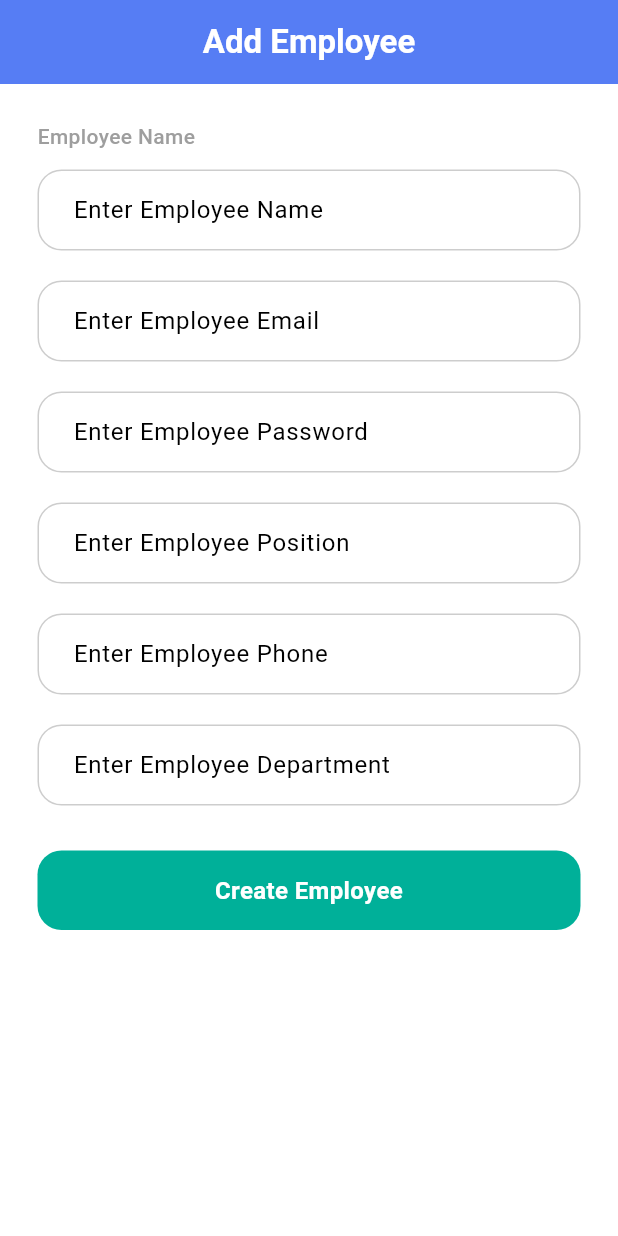
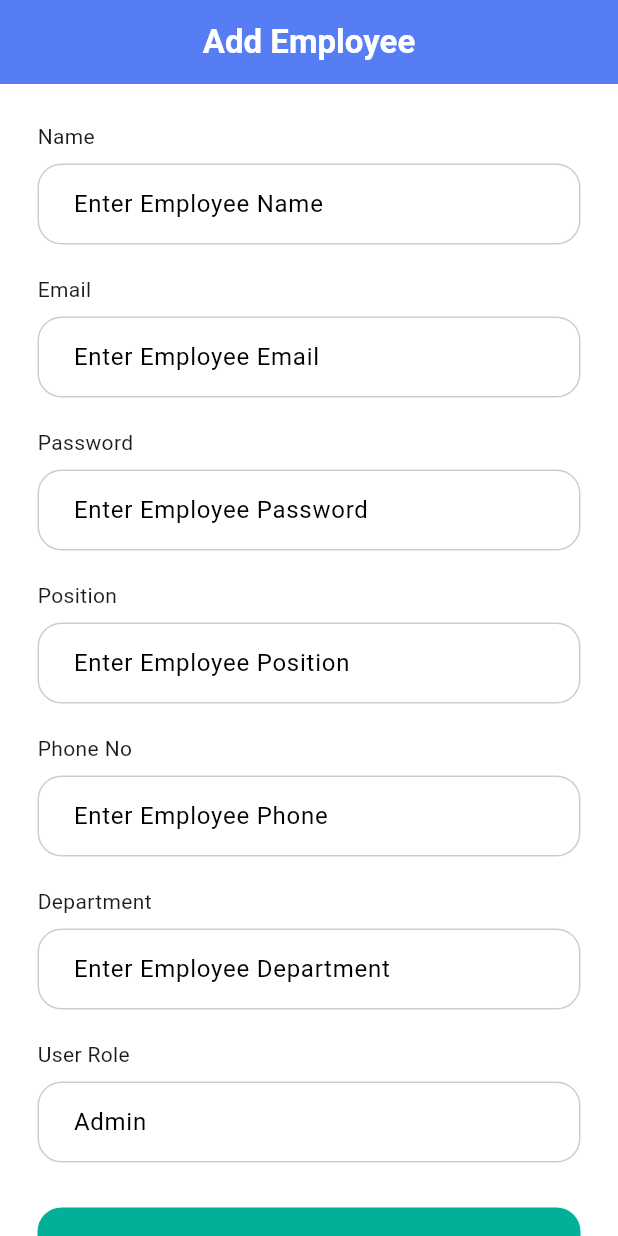
Before and after one commit to OmarFaruk-BD/DevWorkspace, a Flutter app: the screen it shows after launch, after a tap on "Add Employee", on a phone screen of 412 x 824 dp. Run offline on Flutter 3.47's test engine with Material 3 defaults, Android fonts, the phone set to English and light mode, and no system bars; our stand-ins replace action_slider, another_flushbar, bloc, cached_network_image, cloud_firestore, connectivity_plus and 23 more; accounts and stored records are empty; project files that could hold a hidden picture were left out.

Commit message:
User role managemen updated

```diff
--- a/lib/features/admin/screen/add_employee.dart
+++ b/lib/features/admin/screen/add_employee.dart
@@ -1,10 +1,11 @@
 import 'package:flutter/material.dart';
-import 'package:workspace/core/components/app_snack_bar.dart';
-import 'package:workspace/core/utils/app_styles.dart';
 import 'package:workspace/core/components/app_bar.dart';
+import 'package:workspace/core/components/app_popup.dart';
 import 'package:workspace/core/components/app_button.dart';
 import 'package:workspace/core/service/app_validator.dart';
+import 'package:workspace/core/components/app_snack_bar.dart';
 import 'package:workspace/core/components/app_text_field.dart';
+import 'package:workspace/core/components/item_selection_popup.dart';
 import 'package:workspace/features/admin/service/employee_service.dart';
 
 class AddEmployeePage extends StatefulWidget {
@@ -25,6 +26,7 @@ class _AddEmployeePageState extends State<AddEmployeePage> {
   final EmployeeService _employeeService = EmployeeService();
   final AppValidator _validator = AppValidator();
   bool isLoading = false;
+  String role = 'Admin';
 
   @override
   Widget build(BuildContext context) {
@@ -38,32 +40,40 @@ class _AddEmployeePageState extends State<AddEmployeePage> {
             child: ListView(
               padding: EdgeInsets.all(25),
               children: [
-                Text('Employee Name', style: AppStyles.mediumGrey),
-                const SizedBox(height: 12),
+                Text('Name'),
+                const SizedBox(height: 8),
                 AppTextField(
                   controller: _nameTEC,
                   hintText: 'Enter Employee Name',
                   validator: _validator.validateName,
                 ),
                 SizedBox(height: 20),
+                Text('Email'),
+                const SizedBox(height: 8),
                 AppTextField(
                   controller: _emailTEC,
                   hintText: 'Enter Employee Email',
                   validator: _validator.validateEmail,
                 ),
                 SizedBox(height: 20),
+                Text('Password'),
+                const SizedBox(height: 8),
                 AppTextField(
                   controller: _passwordTEC,
                   hintText: 'Enter Employee Password',
                   validator: _validator.validatePassword,
                 ),
                 SizedBox(height: 20),
+                Text('Position'),
+                const SizedBox(height: 8),
                 AppTextField(
                   controller: _positionTEC,
                   hintText: 'Enter Employee Position',
                   validator: _validator.validate,
                 ),
                 SizedBox(height: 20),
+                Text('Phone No'),
+                const SizedBox(height: 8),
                 AppTextField(
                   controller: _phoneTEC,
                   hintText: 'Enter Employee Phone',
@@ -71,10 +81,33 @@ class _AddEmployeePageState extends State<AddEmployeePage> {
                   textInputType: TextInputType.phone,
                 ),
                 SizedBox(height: 20),
+                Text('Department'),
+                const SizedBox(height: 8),
                 AppTextField(
                   controller: _departmentTEC,
                   hintText: 'Enter Employee Department',
                   validator: _validator.validate,
+                ),
+                SizedBox(height: 20),
+                Text('User Role'),
+                const SizedBox(height: 8),
+                AppTextField(
+                  readOnly: true,
+                  hintText: 'Role',
+                  controller: TextEditingController(text: role),
+                  onTap: () {
+                    AppPopup.show(
+                      child: ItemSelectionPopUp(
+                        list: ['Admin', 'Employee'],
+                        onSelected: (item) {
+                          role = item ?? 'Employee';
+                          setState(() {});
+                        },
+                        selectedItem: role,
+                      ),
+                      context: context,
+                    );
+                  },
                 ),
                 const SizedBox(height: 30),
                 AppButton(
@@ -96,11 +129,12 @@ class _AddEmployeePageState extends State<AddEmployeePage> {
     if (!_formKey.currentState!.validate()) return;
     setState(() => isLoading = true);
     final result = await _employeeService.createEmployee(
+      role: role,
       name: _nameTEC.text,
       email: _emailTEC.text,
+      phone: _phoneTEC.text,
       password: _passwordTEC.text,
       position: _positionTEC.text,
-      phone: _phoneTEC.text,
       department: _departmentTEC.text,
     );
     setState(() => isLoading = false);
--- a/lib/features/admin/screen/admin_dashboard.dart
+++ b/lib/features/admin/screen/admin_dashboard.dart
@@ -31,6 +31,12 @@ class _AdminDashboardState extends State<AdminDashboard> {
               onTap: () => AppNavigator.push(context, EmployeeList()),
             ),
             SizedBox(height: 20),
+            AppButton(
+              text: 'Manager List',
+              onTap: () =>
+                  AppNavigator.push(context, EmployeeList(role: 'admin')),
+            ),
+            SizedBox(height: 20),
             AppButton(text: 'Area Management', onTap: () {}),
             SizedBox(height: 20),
             AppButton(text: 'Assign Task', onTap: () {}),
--- a/lib/features/admin/screen/employe_list.dart
+++ b/lib/features/admin/screen/employe_list.dart
@@ -7,7 +7,8 @@ import 'package:workspace/features/auth/model/user_model.dart';
 import 'package:workspace/features/admin/service/employee_service.dart';
 
 class EmployeeList extends StatefulWidget {
-  const EmployeeList({super.key});
+  const EmployeeList({super.key, this.role = 'employee'});
+  final String role;
 
   @override
   State<EmployeeList> createState() => _EmployeeListState();
@@ -25,7 +26,7 @@ class _EmployeeListState extends State<EmployeeList> {
   }
 
   Future<void> fetchEmployees() async {
-    employees = await _employeeService.getAllEmployees();
+    employees = await _employeeService.getAllEmployees(widget.role);
     setState(() => isLoading = false);
   }
 
--- a/lib/features/admin/service/employee_service.dart
+++ b/lib/features/admin/service/employee_service.dart
@@ -16,6 +16,7 @@ class EmployeeService {
     required String password,
     required String position,
     required String department,
+    required String role,
   }) async {
     try {
       UserCredential userCredential = await _auth
@@ -29,9 +30,9 @@ class EmployeeService {
         'email': email,
         'phone': phone,
         'password': password,
-        'role': 'employee',
         'position': position,
         'department': department,
+        'role': role.toLowerCase(),
         'createdAt': FieldValue.serverTimestamp(),
       });
       return Right('Employee created successfully.');
@@ -49,11 +50,11 @@ class EmployeeService {
     }
   }
 
-  Future<List<UserModel>> getAllEmployees() async {
+  Future<List<UserModel>> getAllEmployees([String role = 'employee']) async {
     try {
       final querySnapshot = await _firestore
           .collection('users')
-          .where('role', isEqualTo: 'employee')
+          .where('role', isEqualTo: role.toLowerCase())
           .orderBy('createdAt', descending: true)
           .get();
 
```
